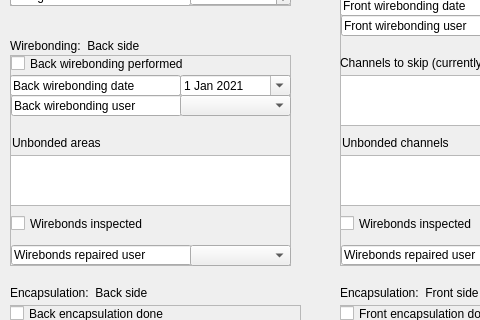
First picture: the form in pages_ui/view_wirebonding.ui, repository IncandelaLab/SharedUI, before the edit; both pictures show x 0 to 480 and y 225 to 545 of the 1199 by 756 pixel window.
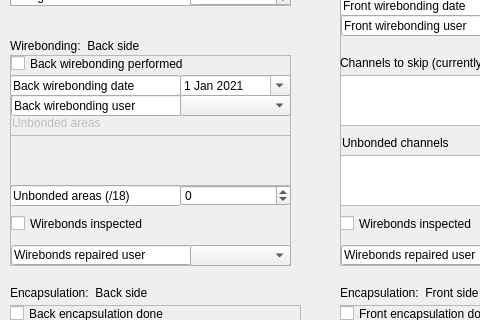
Second picture: the form after the edit.

The edit to the form file:
```diff
--- a/pages_ui/view_wirebonding.ui
+++ b/pages_ui/view_wirebonding.ui
@@ -204,10 +204,13 @@
     </property>
    </widget>
    <widget class="QLabel" name="label_3">
+    <property name="enabled">
+     <bool>false</bool>
+    </property>
     <property name="geometry">
      <rect>
       <x>2</x>
-      <y>80</y>
+      <y>60</y>
       <width>141</width>
       <height>16</height>
      </rect>
@@ -246,10 +249,13 @@
     </property>
    </widget>
    <widget class="QPlainTextEdit" name="pteUnbondedChannelsBack">
+    <property name="enabled">
+     <bool>false</bool>
+    </property>
     <property name="geometry">
      <rect>
       <x>0</x>
-      <y>100</y>
+      <y>80</y>
       <width>281</width>
       <height>51</height>
      </rect>
@@ -317,6 +323,38 @@
      <bool>true</bool>
     </property>
    </widget>
+   <widget class="QLineEdit" name="lineEdit_47">
+    <property name="geometry">
+     <rect>
+      <x>0</x>
+      <y>130</y>
+      <width>171</width>
+      <height>21</height>
+     </rect>
+    </property>
+    <property name="text">
+     <string>Unbonded areas (/18)</string>
+    </property>
+    <property name="readOnly">
+     <bool>true</bool>
+    </property>
+   </widget>
+   <widget class="QSpinBox" name="sbUnbondedChannelsBack">
+    <property name="geometry">
+     <rect>
+      <x>170</x>
+      <y>130</y>
+      <width>111</width>
+      <height>21</height>
+     </rect>
+    </property>
+    <property name="minimum">
+     <number>-1</number>
+    </property>
+    <property name="maximum">
+     <number>18</number>
+    </property>
+   </widget>
   </widget>
   <widget class="QFrame" name="frame_2">
    <property name="geometry">
```
Left out of the diff: 6 changed lines with no effect on the pictures.
